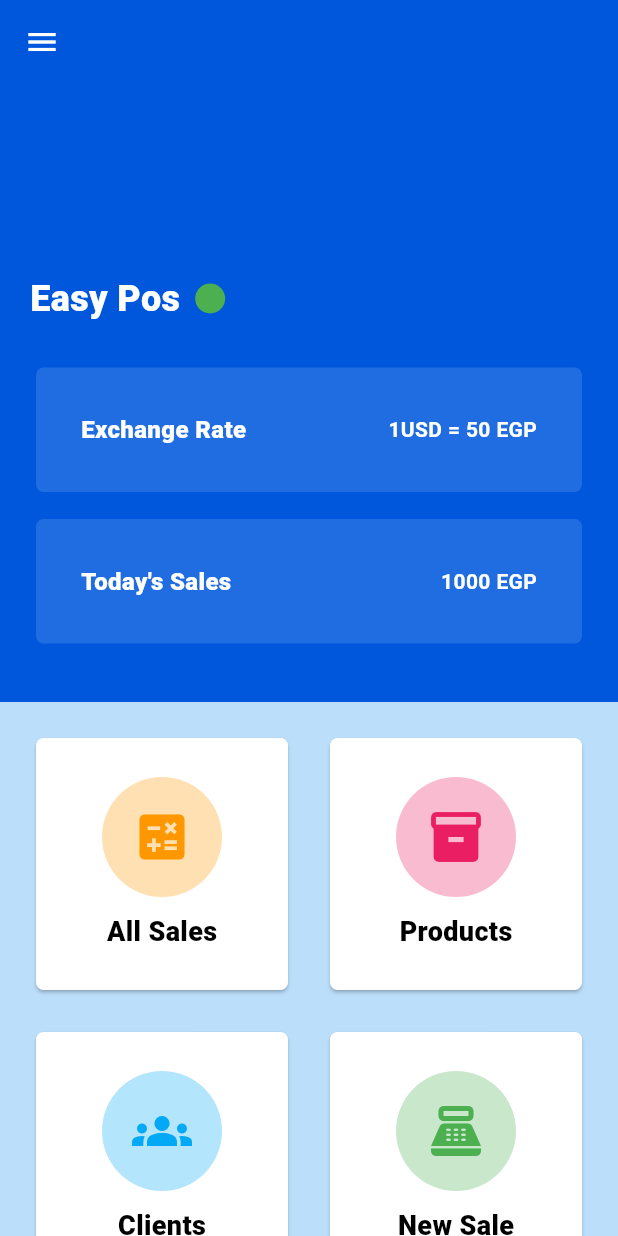
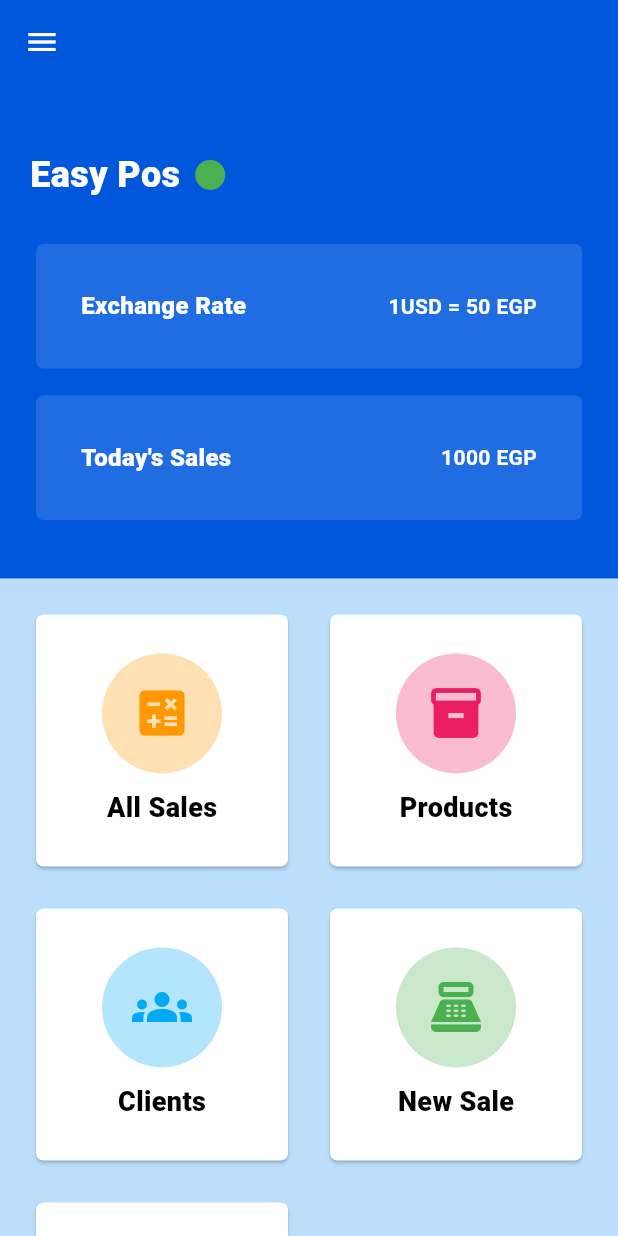
Before and after one commit to NadaMakkawy/task_12, a Flutter app: the screen it shows after launch, on a phone screen of 412 x 824 dp. Run offline on Flutter 3.47's test engine with Material 3 defaults, Android fonts, the phone set to English and light mode, and no system bars; our stand-ins replace get_it, sizer, sqflite, sqflite_common_ffi_web; accounts and stored records are empty.

Commit message:
modified sizes

```diff
--- a/lib/pages/home.dart
+++ b/lib/pages/home.dart
@@ -1,6 +1,5 @@
 import '../helpers/sql_helper.dart';
 import '../widgets/grid_view_item.dart';
-import 'package:flutter/foundation.dart';
 import 'package:flutter/material.dart';
 import 'package:get_it/get_it.dart';
 import 'package:sizer/sizer.dart';
@@ -136,11 +135,7 @@ class _HomePageState extends State<HomePage> {
             backgroundColor: Theme.of(context).primaryColor,
             pinned: false,
             bottom: PreferredSize(
-              preferredSize: Size(
-                20.h,
-                100.w,
-                // MediaQuery.of(context).size.height / 3 + (kIsWeb ? 40 : 0),
-              ),
+              preferredSize: Size(10.h, 80.w),
               child: Padding(
                 padding:
                     const EdgeInsets.symmetric(horizontal: 20, vertical: 30),
```
